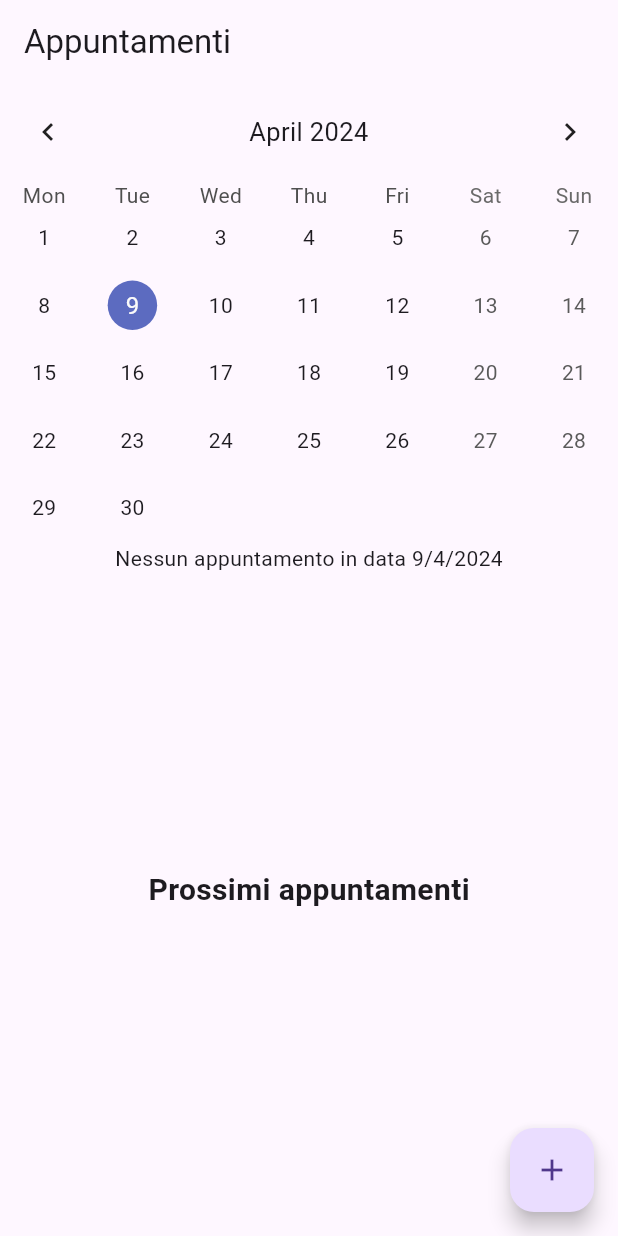
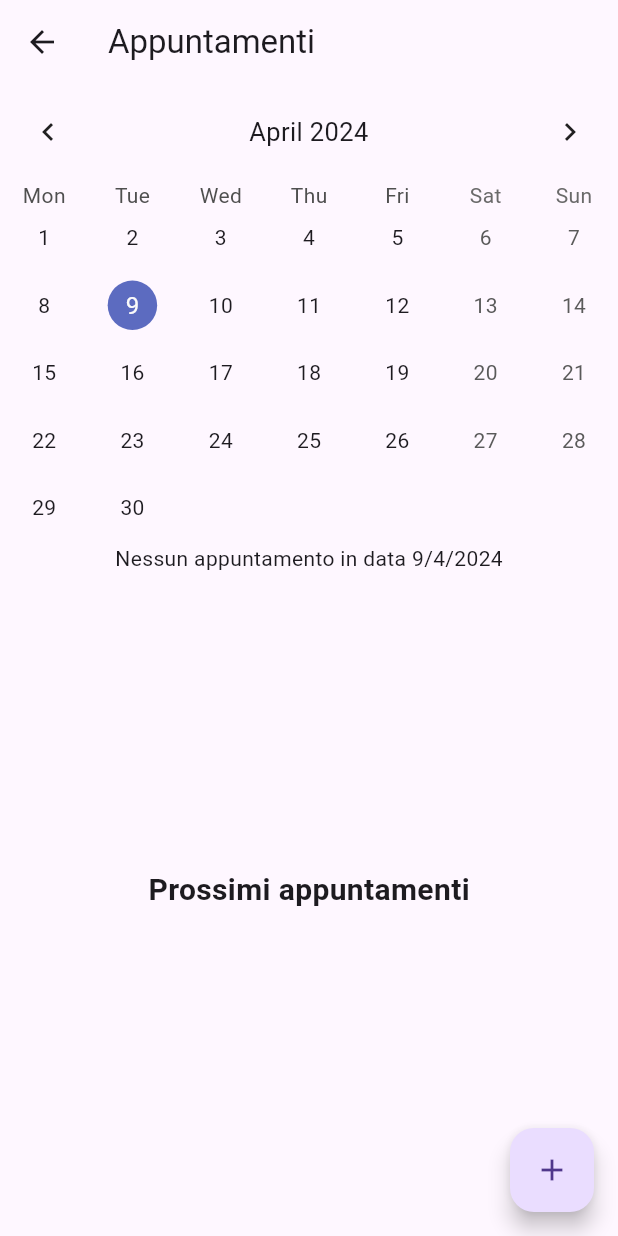
Before and after one commit to Lockyleo1/CareCrafter, a Flutter app: the screen it shows after launch, on a phone screen of 412 x 824 dp. Run offline on Flutter 3.47's test engine with Material 3 defaults, Android fonts, the phone set to English and light mode, and no system bars; drawn by our look-alikes of table_calendar.

Commit message:
Aggiunta App Bar per tornare alla pagina precedente

```diff
--- a/care_crafter/lib/screens/appointments.dart
+++ b/care_crafter/lib/screens/appointments.dart
@@ -51,6 +51,12 @@ class _AppointmentsState extends State<Appointments> {
     return Scaffold(
       appBar: AppBar(
         title: Text('Appuntamenti'),
+        leading: IconButton(
+          icon: Icon(Icons.arrow_back),
+          onPressed: () {
+            Navigator.of(context).pop();
+          },
+        ),
       ),
       floatingActionButton: FloatingActionButton(
         onPressed: () {
```
